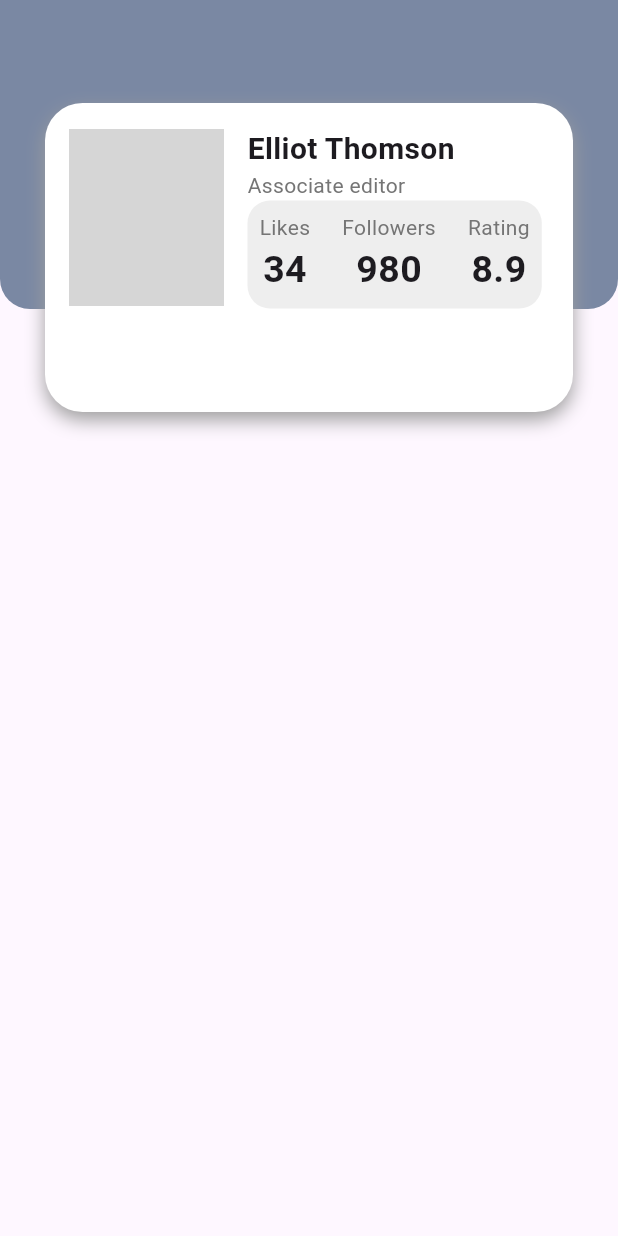
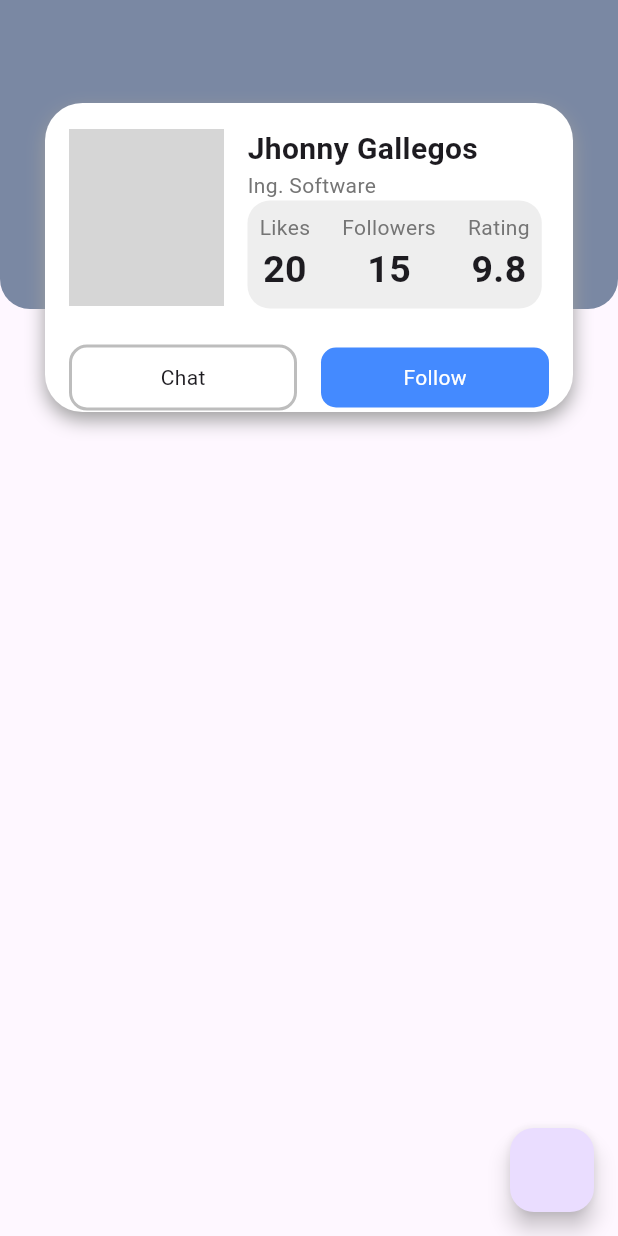
Before and after one commit to fr4nsgallegos/futuresG12, a Flutter app: the screen it shows after launch, on a phone screen of 412 x 824 dp. Run offline on Flutter 3.47's test engine with Material 3 defaults, Android fonts, the phone set to English and light mode, and no system bars; network calls fail; grey boxes are pictures that could not be loaded.

Commit message:
obteniendo info del perfil con future builder

```diff
--- /dev/null
+++ b/lib/models/persona_model.dart
@@ -0,0 +1,23 @@
+class PersonaModel {
+  String nombre;
+  String profesion;
+  int likes;
+  int followers;
+  double rating;
+
+  PersonaModel({
+    required this.nombre,
+    required this.profesion,
+    required this.likes,
+    required this.followers,
+    required this.rating,
+  });
+}
+
+PersonaModel jhonny = PersonaModel(
+  nombre: "Jhonny Gallegos",
+  profesion: "Ing. Software",
+  likes: 20,
+  followers: 15,
+  rating: 9.8,
+);
--- a/lib/pages/perfil_page.dart
+++ b/lib/pages/perfil_page.dart
@@ -1,6 +1,14 @@
 import 'package:flutter/material.dart';
+import 'package:futuresg12/models/persona_model.dart';
 
-class PerfilPage extends StatelessWidget {
+class PerfilPage extends StatefulWidget {
+  @override
+  State<PerfilPage> createState() => _PerfilPageState();
+}
+
+class _PerfilPageState extends State<PerfilPage> {
+  PersonaModel? pesonaPerfil;
+
   Widget _buildColumRating(String title, String value) {
     return Column(
       children: [
@@ -13,14 +21,38 @@ class PerfilPage extends StatelessWidget {
     );
   }
 
+  Future<PersonaModel> getInfoPerfil() async {
+    return Future.delayed(Duration(seconds: 4), () {
+      return jhonny;
+    });
+  }
+
+  @override
+  void initState() {
+    // getInfoPerfil();
+    super.initState();
+  }
+
   @override
   Widget build(BuildContext context) {
     double screenWidth = MediaQuery.of(context).size.width;
     double screenHeight = MediaQuery.of(context).size.height;
-
     return SafeArea(
       child: Scaffold(
-        body: Stack(
+        floatingActionButton: FloatingActionButton(
+          onPressed: () {
+            print(screenHeight);
+            print(screenWidth);
+          },
+        ),
+        body: FutureBuilder(
+          future: getInfoPerfil(),
+          builder: (BuildContext context, AsyncSnapshot snapshot) {
+            if (!snapshot.hasData) {
+              return Center(child: CircularProgressIndicator());
+            } else {
+              PersonaModel persona = snapshot.data;
+              return Stack(
                 children: [
                   Container(
                     width: double.infinity,
@@ -70,15 +102,17 @@ class PerfilPage extends StatelessWidget {
                                 crossAxisAlignment: CrossAxisAlignment.start,
                                 children: [
                                   Text(
-                              "Elliot Thomson",
+                                    persona.nombre,
                                     style: TextStyle(
                                       fontWeight: FontWeight.bold,
                                       fontSize: 20,
                                     ),
                                   ),
                                   Text(
-                              "Associate editor",
-                              style: TextStyle(color: Colors.grey.shade600),
+                                    persona.profesion,
+                                    style: TextStyle(
+                                      color: Colors.grey.shade600,
+                                    ),
                                   ),
                                   Container(
                                     width: screenWidth / 2.1,
@@ -91,9 +125,18 @@ class PerfilPage extends StatelessWidget {
                                       mainAxisAlignment:
                                           MainAxisAlignment.spaceBetween,
                                       children: [
-                                  _buildColumRating("Likes", "34"),
-                                  _buildColumRating("Followers", "980"),
-                                  _buildColumRating("Rating", "8.9"),
+                                        _buildColumRating(
+                                          "Likes",
+                                          persona.likes.toString(),
+                                        ),
+                                        _buildColumRating(
+                                          "Followers",
+                                          persona.followers.toString(),
+                                        ),
+                                        _buildColumRating(
+                                          "Rating",
+                                          persona.rating.toString(),
+                                        ),
                                       ],
                                     ),
                                   ),
@@ -101,12 +144,52 @@ class PerfilPage extends StatelessWidget {
                               ),
                             ],
                           ),
-                    Row(children: []),
+                          SizedBox(height: 24),
+                          Row(
+                            children: [
+                              Expanded(
+                                child: GestureDetector(
+                                  child: Container(
+                                    padding: EdgeInsets.symmetric(vertical: 10),
+                                    alignment: Alignment.center,
+                                    decoration: BoxDecoration(
+                                      borderRadius: BorderRadius.circular(12),
+                                      border: Border.all(
+                                        width: 2,
+                                        color: Colors.black26,
+                                      ),
+                                    ),
+                                    child: Text("Chat"),
+                                  ),
+                                ),
+                              ),
+                              SizedBox(width: 16),
+                              Expanded(
+                                child: GestureDetector(
+                                  child: Container(
+                                    padding: EdgeInsets.symmetric(vertical: 10),
+                                    alignment: Alignment.center,
+                                    decoration: BoxDecoration(
+                                      borderRadius: BorderRadius.circular(10),
+                                      color: Colors.blueAccent,
+                                    ),
+                                    child: Text(
+                                      "Follow",
+                                      style: TextStyle(color: Colors.white),
+                                    ),
+                                  ),
+                                ),
+                              ),
+                            ],
+                          ),
                         ],
                       ),
                     ),
                   ),
                 ],
+              );
+            }
+          },
         ),
       ),
     );
```
Lines whose indentation alone changed are shown as unchanged.
